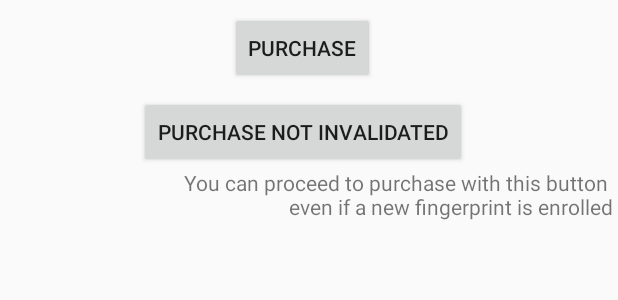
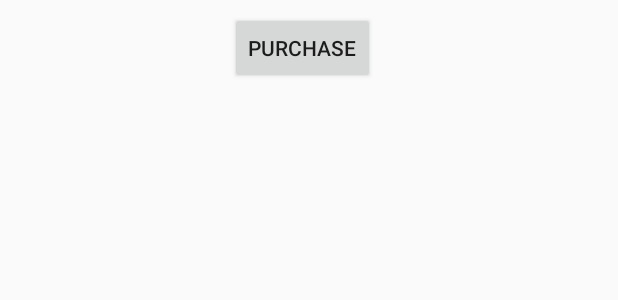
Before and after one commit to andresserranoglb/fingerprintdemo, an Android app: the layout activity_main.xml on its own in the app's theme, with its tools: preview values and no code run, on a phone screen of 412 x 824 dp. Shown: the top 300 px of the screen. Run offline under Robolectric (Android 15) with nearby library versions, the phone set to English and light mode, and no system bars.

Commit message:
remove unnecessary code for the personal  implementation

```diff
--- a/app/src/main/res/layout/activity_main.xml
+++ b/app/src/main/res/layout/activity_main.xml
@@ -1,25 +1,6 @@
 <?xml version="1.0" encoding="utf-8"?>
-<!--
-  ~ Copyright (C) 2015 The Android Open Source Project
-  ~
-  ~ Licensed under the Apache License, Version 2.0 (the "License");
-  ~ you may not use this file except in compliance with the License.
-  ~ You may obtain a copy of the License at
-  ~
-  ~      http://www.apache.org/licenses/LICENSE-2.0
-  ~
-  ~ Unless required by applicable law or agreed to in writing, software
-  ~ distributed under the License is distributed on an "AS IS" BASIS,
-  ~ WITHOUT WARRANTIES OR CONDITIONS OF ANY KIND, either express or implied.
-  ~ See the License for the specific language governing permissions and
-  ~ limitations under the License
-  -->
-<ScrollView
-    xmlns:android="http://schemas.android.com/apk/res/android"
-    android:layout_width="match_parent"
-    android:layout_height="match_parent">
-
     <LinearLayout
+        xmlns:android="http://schemas.android.com/apk/res/android"
         android:layout_width="match_parent"
         android:layout_height="wrap_content"
         android:orientation="vertical">
@@ -32,33 +13,4 @@
             android:layout_marginEnd="4dp"
             android:layout_marginTop="8dp"
             android:text="@string/purchase"/>
-
-        <Button
-            android:id="@+id/purchase_button_not_invalidated"
-            android:layout_width="wrap_content"
-            android:layout_height="wrap_content"
-            android:layout_gravity="center"
-            android:layout_marginEnd="4dp"
-            android:layout_marginTop="8dp"
-            android:text="@string/purchase_not_invalidated"/>
-
-        <TextView
-            android:id="@+id/purchase_button_not_invalidated_description"
-            android:layout_width="match_parent"
-            android:layout_height="wrap_content"
-            android:layout_marginEnd="4dp"
-            android:gravity="end"
-            android:textAlignment="gravity"
-            android:text="@string/purchase_button_not_invalidated_description"
-            />
-
-        <TextView
-            android:id="@+id/encrypted_message"
-            android:layout_width="wrap_content"
-            android:layout_height="wrap_content"
-            android:layout_marginTop="16dp"
-            android:paddingStart="16dp"
-            android:paddingEnd="16dp"
-            android:visibility="gone"/>
     </LinearLayout>
-</ScrollView>
--- a/app/src/main/res/values/strings.xml
+++ b/app/src/main/res/values/strings.xml
@@ -21,25 +21,17 @@
       Thus defining the application_name with different name from the template.
     -->
     <string name="app_name">FingerprintDialog</string>
-    <string name="action_settings">Settings</string>
     <string name="cancel">Cancel</string>
     <string name="sign_in">Sign in</string>
-    <string name="ok">OK</string>
-    <string name="password">Password</string>
+
     <string name="fingerprint_description">Confirm fingerprint to continue</string>
     <string name="fingerprint_hint">Touch sensor</string>
-    <string name="password_description">Enter your store password to continue</string>
     <string name="purchase">Purchase</string>
-    <string name="purchase_not_invalidated">Purchase not invalidated</string>
-    <string name="purchase_button_not_invalidated_description">
-        You can proceed to purchase with this button \n even if a new fingerprint is enrolled
-    </string>
+
+
     <string name="fingerprint_not_recognized">Fingerprint not recognized. Try again</string>
     <string name="fingerprint_success">Fingerprint recognized</string>
-    <string name="new_fingerprint_enrolled_description">A new fingerprint was added to this device, so your password is required.</string>
-    <string name="use_fingerprint_in_future">Use fingerprint in the future</string>
-    <string name="use_fingerprint_to_authenticate_title">Use fingerprint to authenticate</string>
-    <string name="use_fingerprint_to_authenticate_key" >use_fingerprint_to_authenticate_key</string>
+
     <string name="description_bugdroid_icon">Android bugdroid image</string>
     <string name="description_fingerprint_icon">Fingerprint icon</string>
 </resources>
```
Also changed, not shown: app/src/main/java/com/globant/andresserrano/fingerprintdemo/MainActivity.java (+10 -25 lines), app/src/main/java/com/globant/andresserrano/fingerprintdemo/SettingsActivity.java (deleted, +0 -45 lines), app/src/main/res/xml/preferences.xml (deleted, +0 -23 lines).
